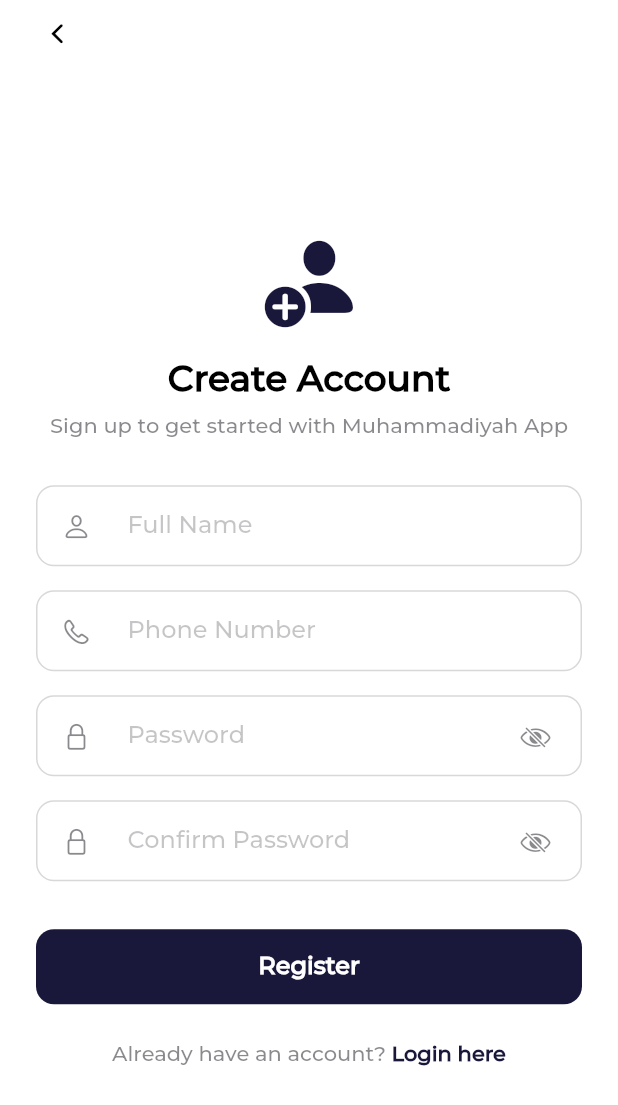
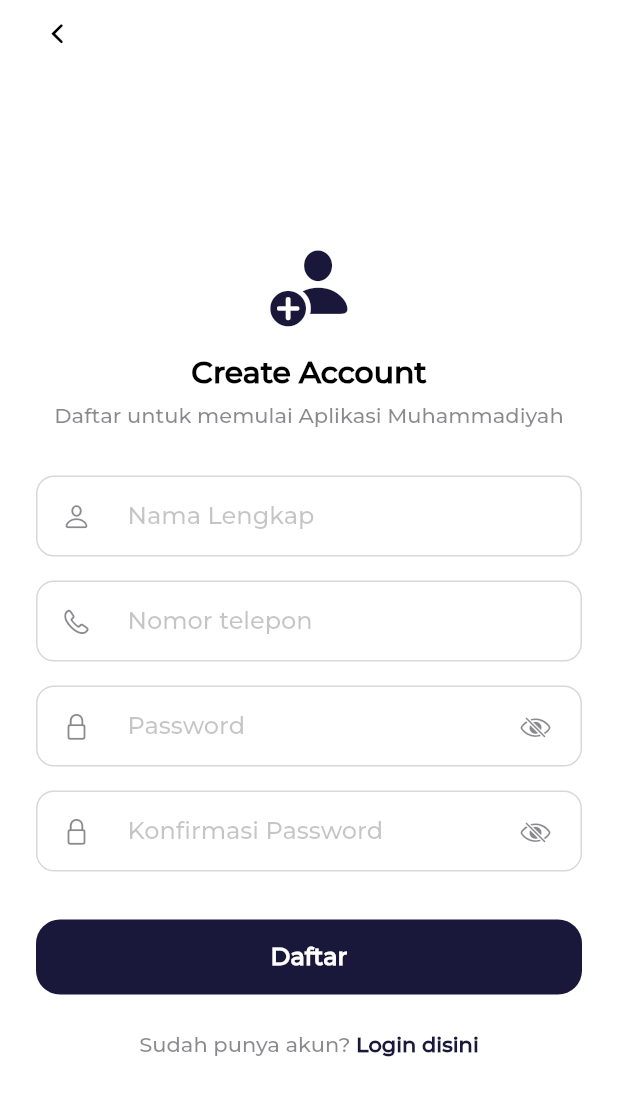
Before and after one commit to nauvaljanuarta/arek-muhammadiyah-mobile, a Flutter app: the RegisterPage screen opened directly, on a phone screen of 412 x 824 dp. Shown: the top 1105 px of the screen. Run offline on Flutter 3.47's test engine with Material 3 defaults, Android fonts, the light colour scheme and no system bars; our stand-ins replace dio, file_picker, flutter_dotenv, flutter_html, image_picker, open_file and 2 more; accounts and stored records are empty; network calls fail; project files that could hold a hidden picture were left out.

Commit message:
feat: localize text in registration and profile completion pages

```diff
--- a/lib/pages/auth/complete_profile_page.dart
+++ b/lib/pages/auth/complete_profile_page.dart
@@ -91,7 +91,7 @@ class _CompleteProfilePageState extends State<CompleteProfilePage> {
     showCupertinoDialog(
       context: context,
       builder: (_) => CupertinoAlertDialog(
-        title: const Text('Attention'),
+        title: const Text('Perhatian'),
         content: Text(message),
         actions: [
           CupertinoDialogAction(
@@ -112,7 +112,7 @@ class _CompleteProfilePageState extends State<CompleteProfilePage> {
   }) {
     FocusScope.of(context).unfocus();
     if (items.isEmpty) {
-      _showError("No data available for this selection.");
+      _showError("Data tidak ditemukan.");
       return;
     }
 
--- a/lib/pages/auth/register_page.dart
+++ b/lib/pages/auth/register_page.dart
@@ -46,10 +46,8 @@ class _RegisterPageState extends State<RegisterPage> {
   }
 
   void _handleRegister() async {
-    // 1. Tutup Keyboard seketika agar UI tidak terasa berat
     FocusScope.of(context).unfocus();
 
-    // Validasi
     if (_nameController.text.isEmpty) {
       _showError("Name is required");
       return;
@@ -75,7 +73,6 @@ class _RegisterPageState extends State<RegisterPage> {
       return;
     }
 
-    // 2. Nyalakan Loading Indicator SEGERA
     setState(() => _isLoading = true);
 
     try {
@@ -92,8 +89,8 @@ class _RegisterPageState extends State<RegisterPage> {
       showCupertinoDialog(
         context: context,
         builder: (ctx) => CupertinoAlertDialog(
-          title: const Text('Success'),
-          content: const Text('Registration successful. Please login to complete your profile.'),
+          title: const Text('Sukses'),
+            content: const Text('Pendaftaran berhasil. Silakan login untuk melengkapi profil Anda.'),
           actions: [
             CupertinoDialogAction(
               child: const Text('Login'),
@@ -140,14 +137,14 @@ class _RegisterPageState extends State<RegisterPage> {
               children: [
                 const Icon(
                   CupertinoIcons.person_add_solid,
-                  size: 64,
+                  size: 56,
                   color: AppTheme.primaryDark,
                 ),
                 const SizedBox(height: 16),
                 const Text(
                   "Create Account",
                   style: TextStyle(
-                    fontSize: 24,
+                    fontSize: 20,
                     fontWeight: FontWeight.bold,
                     color: AppTheme.textPrimary,
                     fontFamily: 'Montserrat',
@@ -157,7 +154,7 @@ class _RegisterPageState extends State<RegisterPage> {
                 ),
                 const SizedBox(height: 8),
                 const Text(
-                  "Sign up to get started with Muhammadiyah App",
+                  "Daftar untuk memulai Aplikasi Muhammadiyah",
                   style: TextStyle(
                     color: AppTheme.textSecondary,
                     fontFamily: 'Montserrat',
@@ -171,7 +168,7 @@ class _RegisterPageState extends State<RegisterPage> {
                 // Input Nama
                 CupertinoTextField(
                   controller: _nameController,
-                  placeholder: "Full Name",
+                  placeholder: "Nama Lengkap",
                   padding: const EdgeInsets.all(16),
                   prefix: const Padding(
                     padding: EdgeInsets.only(left: 16, right: 8),
@@ -188,7 +185,7 @@ class _RegisterPageState extends State<RegisterPage> {
                 // Input Telepon
                 CupertinoTextField(
                   controller: _phoneController,
-                  placeholder: "Phone Number",
+                  placeholder: "Nomor telepon",
                   keyboardType: TextInputType.phone,
                   padding: const EdgeInsets.all(16),
                   prefix: const Padding(
@@ -233,7 +230,7 @@ class _RegisterPageState extends State<RegisterPage> {
                 // Konfirmasi Password
                 CupertinoTextField(
                   controller: _confirmPassController,
-                  placeholder: "Confirm Password",
+                  placeholder: "Konfirmasi Password",
                   obscureText: _obscureConfirmPass,
                   padding: const EdgeInsets.all(16),
                   prefix: const Padding(
@@ -263,12 +260,12 @@ class _RegisterPageState extends State<RegisterPage> {
                   child: CupertinoButton(
                     padding: EdgeInsets.zero,
                     color: AppTheme.primaryDark,
-                    borderRadius: BorderRadius.circular(12),
+                    borderRadius: BorderRadius.circular(16),
                     onPressed: _isLoading ? null : _handleRegister,
                     child: _isLoading
                       ? const CupertinoActivityIndicator(color: AppTheme.primaryDark)
                       : const Text(
-                          "Register",
+                          "Daftar",
                           style: TextStyle(
                             color: Colors.white,
                             fontWeight: FontWeight.bold,
@@ -286,7 +283,7 @@ class _RegisterPageState extends State<RegisterPage> {
                   mainAxisAlignment: MainAxisAlignment.center,
                   children: [
                     const Text(
-                      "Already have an account? ",
+                      "Sudah punya akun? ",
                       style: TextStyle(
                         color: AppTheme.textSecondary,
                         fontFamily: 'Montserrat',
@@ -297,7 +294,7 @@ class _RegisterPageState extends State<RegisterPage> {
                     GestureDetector(
                       onTap: () => Navigator.pop(context),
                       child: const Text(
-                        "Login here",
+                        "Login disini",
                         style: TextStyle(
                           color: AppTheme.primaryDark,
                           fontWeight: FontWeight.bold,
```
Also changed, not shown: 2 other files.
